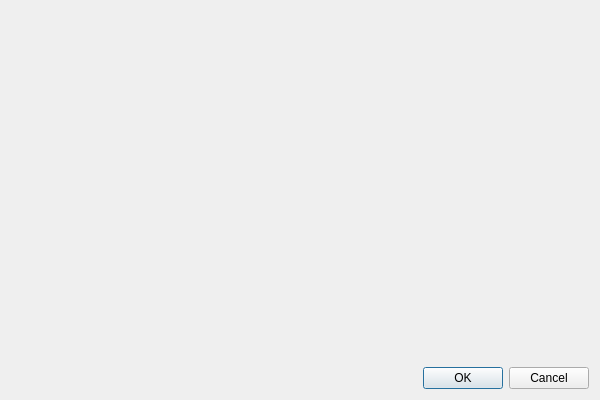
This is platform_base/src/platform_base/desktop/ui_files/annotationDialog.ui in thiagoarcan/Warp as Qt 5 draws it before an edit. The edited form follows.
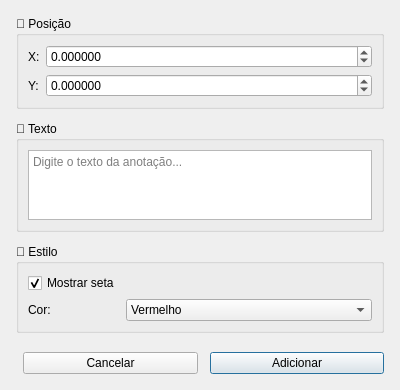
This is the edited form.

```diff
--- a/platform_base/src/platform_base/desktop/ui_files/annotationDialog.ui
+++ b/platform_base/src/platform_base/desktop/ui_files/annotationDialog.ui
@@ -6,28 +6,196 @@
    <rect>
     <x>0</x>
     <y>0</y>
-    <width>600</width>
-    <height>400</height>
+    <width>400</width>
+    <height>300</height>
    </rect>
   </property>
   <property name="windowTitle">
    <string>AnnotationDialog</string>
   </property>
   <layout class="QVBoxLayout" name="mainLayout">
+   <property name="spacing">
+    <number>12</number>
+   </property>
+   <property name="leftMargin">
+    <number>16</number>
+   </property>
+   <property name="topMargin">
+    <number>16</number>
+   </property>
+   <property name="rightMargin">
+    <number>16</number>
+   </property>
+   <property name="bottomMargin">
+    <number>16</number>
+   </property>
+   
+   <!-- Position Group -->
    <item>
-    <widget class="QWidget" name="contentWidget">
-     <layout class="QVBoxLayout" name="contentLayout"/>
+    <widget class="QGroupBox" name="positionGroup">
+     <property name="title">
+      <string>📍 Posição</string>
+     </property>
+     <layout class="QFormLayout" name="positionLayout">
+      <item row="0" column="0">
+       <widget class="QLabel" name="xLabel">
+        <property name="text">
+         <string>X:</string>
+        </property>
+       </widget>
+      </item>
+      <item row="0" column="1">
+       <widget class="QDoubleSpinBox" name="xSpin">
+        <property name="decimals">
+         <number>6</number>
+        </property>
+        <property name="minimum">
+         <double>-1000000.000000000000000</double>
+        </property>
+        <property name="maximum">
+         <double>1000000.000000000000000</double>
+        </property>
+       </widget>
+      </item>
+      <item row="1" column="0">
+       <widget class="QLabel" name="yLabel">
+        <property name="text">
+         <string>Y:</string>
+        </property>
+       </widget>
+      </item>
+      <item row="1" column="1">
+       <widget class="QDoubleSpinBox" name="ySpin">
+        <property name="decimals">
+         <number>6</number>
+        </property>
+        <property name="minimum">
+         <double>-1000000.000000000000000</double>
+        </property>
+        <property name="maximum">
+         <double>1000000.000000000000000</double>
+        </property>
+       </widget>
+      </item>
+     </layout>
     </widget>
    </item>
+   
+   <!-- Text Group -->
    <item>
-    <widget class="QDialogButtonBox" name="buttonBox">
+    <widget class="QGroupBox" name="textGroup">
+     <property name="title">
+      <string>📝 Texto</string>
+     </property>
+     <layout class="QVBoxLayout" name="textLayout">
+      <item>
+       <widget class="QTextEdit" name="textEdit">
+        <property name="placeholderText">
+         <string>Digite o texto da anotação...</string>
+        </property>
+        <property name="maximumHeight">
+         <number>80</number>
+        </property>
+       </widget>
+      </item>
+     </layout>
+    </widget>
+   </item>
+   
+   <!-- Style Group -->
+   <item>
+    <widget class="QGroupBox" name="styleGroup">
+     <property name="title">
+      <string>🎨 Estilo</string>
+     </property>
+     <layout class="QFormLayout" name="styleLayout">
+      <item row="0" column="0">
+       <widget class="QCheckBox" name="arrowCheck">
+        <property name="text">
+         <string>Mostrar seta</string>
+        </property>
+        <property name="checked">
+         <bool>true</bool>
+        </property>
+       </widget>
+      </item>
+      <item row="1" column="0">
+       <widget class="QLabel" name="colorLabel">
+        <property name="text">
+         <string>Cor:</string>
+        </property>
+       </widget>
+      </item>
+      <item row="1" column="1">
+       <widget class="QComboBox" name="colorCombo">
+        <item>
+         <property name="text">
+          <string>Vermelho</string>
+         </property>
+        </item>
+        <item>
+         <property name="text">
+          <string>Azul</string>
+         </property>
+        </item>
+        <item>
+         <property name="text">
+          <string>Verde</string>
+         </property>
+        </item>
+        <item>
+         <property name="text">
+          <string>Preto</string>
+         </property>
+        </item>
+        <item>
+         <property name="text">
+          <string>Laranja</string>
+         </property>
+        </item>
+       </widget>
+      </item>
+     </layout>
+    </widget>
+   </item>
+   
+   <!-- Spacer -->
+   <item>
+    <spacer name="verticalSpacer">
      <property name="orientation">
-      <enum>Qt::Horizontal</enum>
+      <enum>Qt::Vertical</enum>
      </property>
-     <property name="standardButtons">
-      <set>QDialogButtonBox::Cancel|QDialogButtonBox::Ok</set>
-     </property>
-    </widget>
+    </spacer>
+   </item>
+   
+   <!-- Button Box -->
+   <item>
+    <layout class="QHBoxLayout" name="buttonLayout">
+     <item>
+      <spacer name="buttonSpacer">
+       <property name="orientation">
+        <enum>Qt::Horizontal</enum>
+       </property>
+      </spacer>
+     </item>
+     <item>
+      <widget class="QPushButton" name="cancelBtn">
+       <property name="text">
+        <string>Cancelar</string>
+       </property>
+      </widget>
+     </item>
+     <item>
+      <widget class="QPushButton" name="addBtn">
+       <property name="text">
+        <string>Adicionar</string>
+       </property>
+       <property name="default">
+        <bool>true</bool>
+       </property>
+      </widget>
+     </item>
+    </layout>
    </item>
   </layout>
  </widget>
```
Left out of the diff: 23 changed lines with no effect on the pictures.
